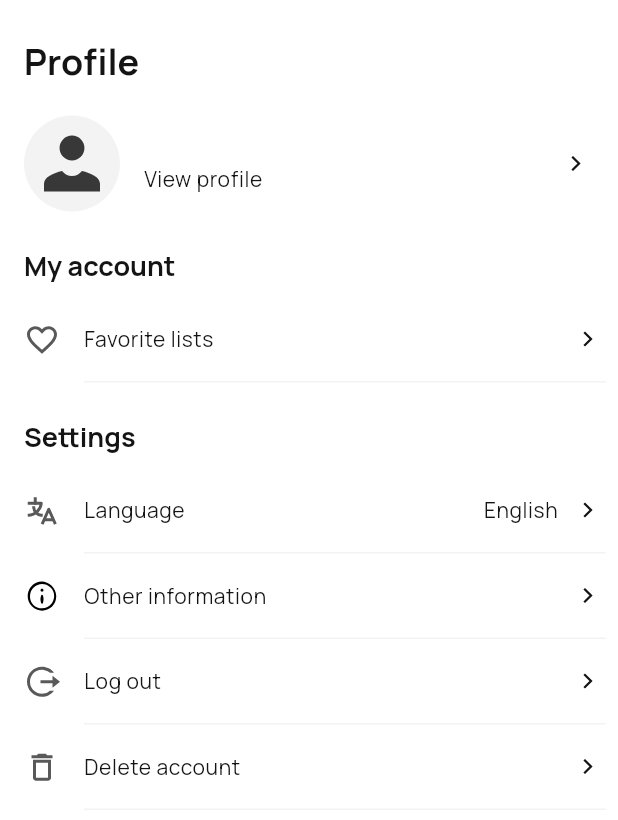
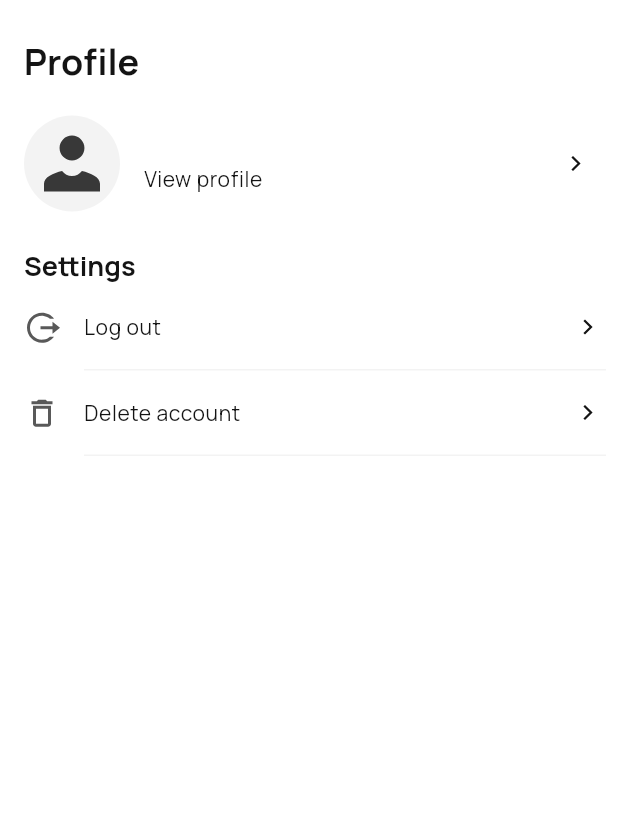
Before and after one commit to hellomentorplus/hatspace, a Flutter app: the ProfileBody screen opened directly, on a phone screen of 412 x 824 dp. Shown: the top 820 px of the screen. Run offline on Flutter 3.47's test engine with Material 2 defaults, Android fonts, the phone set to English and light mode, and no system bars; our stand-ins replace cached_network_image, clock, cloud_firestore, device_info_plus, equatable, firebase_auth and 13 more; missing offline and left inert: flutter_facebook_auth, photo_manager, shake; accounts and stored records are empty; generated files the repository leaves out were written again; network calls fail.

Commit message:
HS-393 remove unimplemented items in profile page

```diff
--- a/lib/features/profile/view/profile_view.dart
+++ b/lib/features/profile/view/profile_view.dart
@@ -60,52 +60,52 @@ class ProfileBody extends StatelessWidget {
             child: Column(
               crossAxisAlignment: CrossAxisAlignment.start,
               children: [
-                Text(HatSpaceStrings.current.myAccount,
-                    style: Theme.of(context)
-                        .textTheme
-                        .displayLarge
-                        ?.copyWith(fontSize: FontStyleGuide.fontSize18)),
-                const SizedBox(height: HsDimens.spacing8),
-                BlocSelector<ProfileCubit, ProfileState, bool>(
-                    selector: (state) {
-                  if (state is GetUserDetailSucceedState) {
-                    return state.roles.contains(Roles.homeowner);
-                  }
-
-                  return false;
-                }, builder: (context, isHomeOwner) {
-                  if (isHomeOwner) {
-                    return _OptionView(
-                      iconPath: Assets.icons.apartment,
-                      title: HatSpaceStrings.current.myProperties,
-                      onPressed: () {},
-                    );
-                  }
-                  return const SizedBox();
-                }),
-                _OptionView(
-                  iconPath: Assets.icons.favorite,
-                  title: HatSpaceStrings.current.favoriteLists,
-                  onPressed: () {},
-                ),
-                const SizedBox(height: HsDimens.spacing24),
+                // Text(HatSpaceStrings.current.myAccount,
+                //     style: Theme.of(context)
+                //         .textTheme
+                //         .displayLarge
+                //         ?.copyWith(fontSize: FontStyleGuide.fontSize18)),
+                // const SizedBox(height: HsDimens.spacing8),
+                // BlocSelector<ProfileCubit, ProfileState, bool>(
+                //     selector: (state) {
+                //   if (state is GetUserDetailSucceedState) {
+                //     return state.roles.contains(Roles.homeowner);
+                //   }
+                //
+                //   return false;
+                // }, builder: (context, isHomeOwner) {
+                //   if (isHomeOwner) {
+                //     return _OptionView(
+                //       iconPath: Assets.icons.apartment,
+                //       title: HatSpaceStrings.current.myProperties,
+                //       onPressed: () {},
+                //     );
+                //   }
+                //   return const SizedBox();
+                // }),
+                // _OptionView(
+                //   iconPath: Assets.icons.favorite,
+                //   title: HatSpaceStrings.current.favoriteLists,
+                //   onPressed: () {},
+                // ),
+                // const SizedBox(height: HsDimens.spacing24),
                 Text(HatSpaceStrings.current.settings,
                     style: Theme.of(context)
                         .textTheme
                         .displayLarge
                         ?.copyWith(fontSize: FontStyleGuide.fontSize18)),
-                const SizedBox(height: HsDimens.spacing8),
-                _OptionView(
-                  iconPath: Assets.icons.language,
-                  title: HatSpaceStrings.current.language,
-                  suffixText: 'English',
-                  onPressed: () {},
-                ),
-                _OptionView(
-                  iconPath: Assets.icons.info,
-                  title: HatSpaceStrings.current.otherInformation,
-                  onPressed: () {},
-                ),
+                // const SizedBox(height: HsDimens.spacing8),
+                // _OptionView(
+                //   iconPath: Assets.icons.language,
+                //   title: HatSpaceStrings.current.language,
+                //   suffixText: 'English',
+                //   onPressed: () {},
+                // ),
+                // _OptionView(
+                //   iconPath: Assets.icons.info,
+                //   title: HatSpaceStrings.current.otherInformation,
+                //   onPressed: () {},
+                // ),
                 _OptionView(
                   iconPath: Assets.icons.logout,
                   title: HatSpaceStrings.current.logOut,
```
Also changed, not shown: 1 other file.
